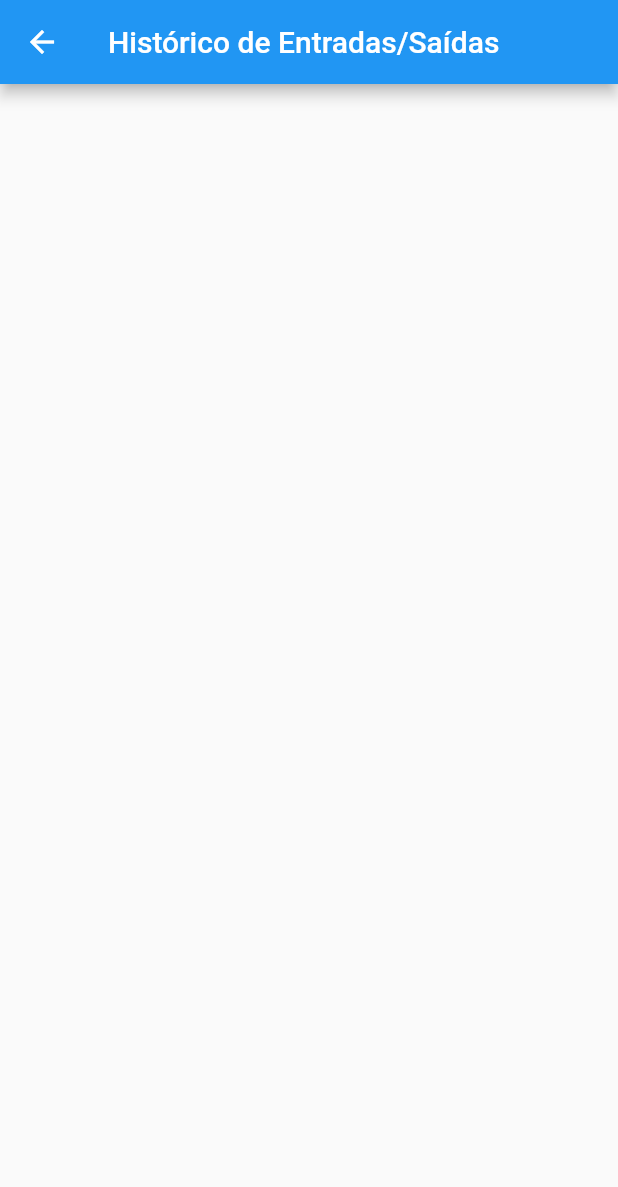
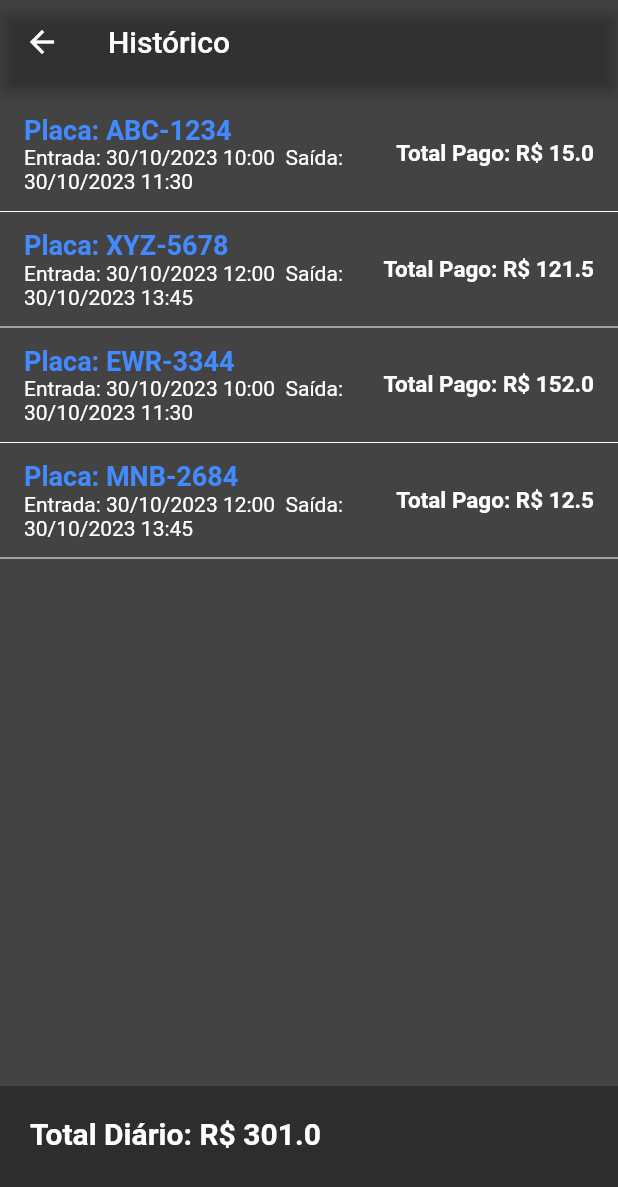
Before and after one commit to SabrineMaachado/mobify, a Flutter app: the HistoryScreen screen opened directly, on a phone screen of 412 x 824 dp. Shown: the top 1187 px of the screen. Run offline on Flutter 3.47's test engine with Material 2 defaults, Android fonts, the phone set to English and light mode, and no system bars.

Commit message:
feat: history screen

```diff
--- a/mobify/lib/pages/history_screen.dart
+++ b/mobify/lib/pages/history_screen.dart
@@ -1,19 +1,112 @@
 import 'package:flutter/material.dart';
 
 class HistoryScreen extends StatelessWidget {
+  const HistoryScreen({super.key});
+
   @override
   Widget build(BuildContext context) {
     return Scaffold(
       appBar: AppBar(
-        title: Text('Histórico de Entradas/Saídas'),
+        title: const Text('Histórico'),
+        backgroundColor:  const Color.fromARGB(0, 42, 42, 42),
       ),
+      backgroundColor: const Color(0xFF434343),
       body: Column(
         children: [
-          // Lista de Histórico (use um ListView.builder)
-          // Opção de Filtro (por data, etc.)
-          // Botão "Limpar Histórico"
+          Expanded(
+            child: Padding(
+              padding: const EdgeInsets.only(top: 16.0),
+              child: ListView.builder(
+                itemCount: historyData.length,
+                itemBuilder: (context, index) {
+                  final historicoItem = historyData[index];
+                  return Column(
+                    children: [
+                      ListTile(
+                        title: Text(
+                          'Placa: ${historicoItem['placa']}',
+                          style: const TextStyle(
+                            color: Colors.blueAccent,
+                            fontSize: 18,
+                            fontWeight: FontWeight.bold,
+                          ),
+                        ),
+                        subtitle: Text(
+                          'Entrada: ${historicoItem['entrada']}  Saída: ${historicoItem['saida']}',
+                          style: const TextStyle(
+                            color: Colors.white,
+                          ),
+                        ),
+                        trailing: Text(
+                          'Total Pago: R\$ ${historicoItem['total']}',
+                          style: const TextStyle(
+                            color: Colors.white,
+                            fontSize: 15,
+                            fontWeight: FontWeight.bold,
+                          ),
+                        ),
+                      ),
+                      const Divider(color: Colors.white),
+                    ],
+                  );
+                },
+              ),
+            ),
+          ),
         ],
+      ),
+      bottomSheet: Container(
+        constraints: const BoxConstraints.expand(
+          height: 100.0,
+        ),
+        decoration: const BoxDecoration(
+          color: Color.fromARGB(255, 46, 45, 45),
+        ),
+        padding: const EdgeInsets.all(20),
+        child: Text(
+          'Total Diário: R\$ ${calculateDailyTotal(historyData)}',
+          style: const TextStyle(
+            color: Colors.white,
+            fontSize: 20,
+            fontWeight: FontWeight.bold,
+          ),
+        ),
       ),
     );
   }
+
+  double calculateDailyTotal(List<Map<String, dynamic>> data) {
+    double total = 0;
+    for (var historicoItem in data) {
+      total += historicoItem['total'];
+    }
+    return total;
+  }
 }
+
+List<Map<String, dynamic>> historyData = [
+   {
+      'placa': 'ABC-1234',
+      'entrada': '30/10/2023 10:00',
+      'saida': '30/10/2023 11:30',
+      'total': 15.00,
+    },
+    {
+      'placa': 'XYZ-5678',
+      'entrada': '30/10/2023 12:00',
+      'saida': '30/10/2023 13:45',
+      'total': 121.50,
+    },
+    {
+      'placa': 'EWR-3344',
+      'entrada': '30/10/2023 10:00',
+      'saida': '30/10/2023 11:30',
+      'total': 152.00,
+    },
+    {
+      'placa': 'MNB-2684',
+      'entrada': '30/10/2023 12:00',
+      'saida': '30/10/2023 13:45',
+      'total': 12.50,
+    },
+];
```
